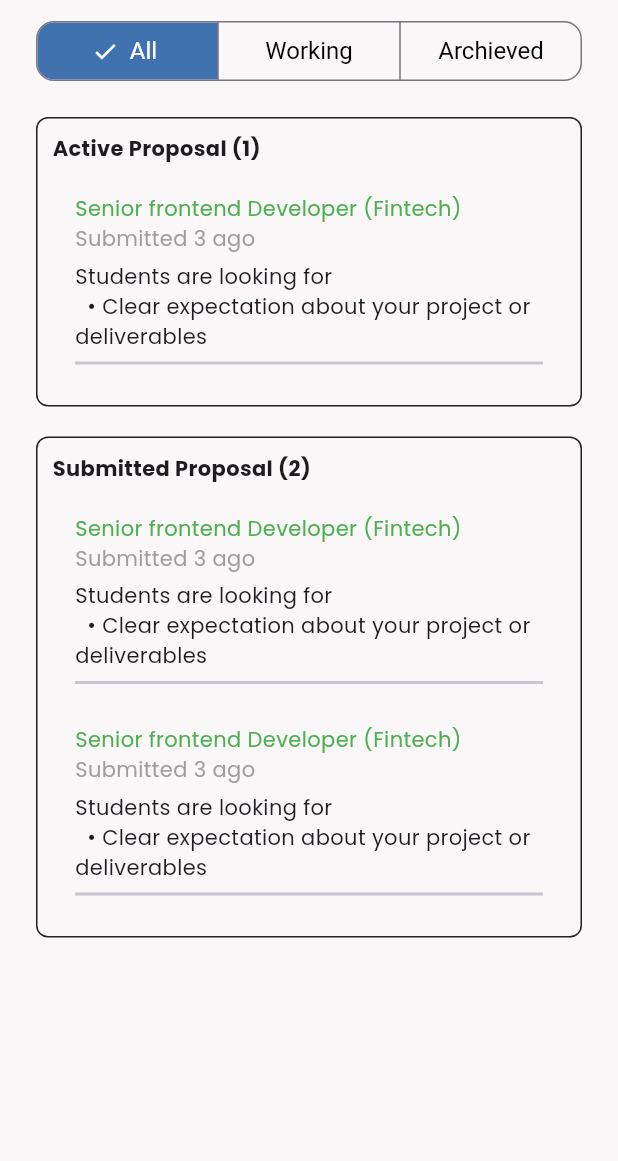
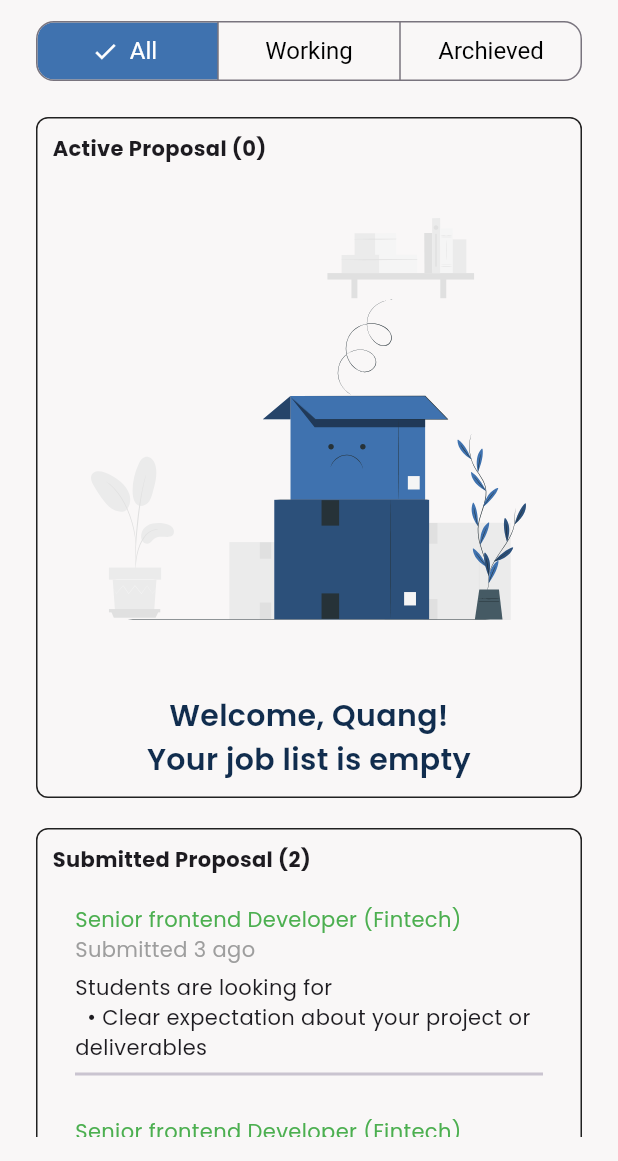
Before and after one commit to NguyenQuang179/amp_studenthub, a Flutter app: the screen it shows after launch, on a phone screen of 412 x 824 dp, the part 75-1236 px from its top. Run offline on Flutter 3.47's test engine with Material 3 defaults, Android fonts, the phone set to English and light mode, and no system bars; our stand-ins replace dotted_border, dropdown_button2, file_picker, flutter_custom_clippers, flutter_svg, font_awesome_flutter and 2 more; missing offline and left inert: omni_datetime_picker.

Commit message:
Done Tabs

```diff
--- a/lib/screens/student_dashboard.dart
+++ b/lib/screens/student_dashboard.dart
@@ -2,6 +2,7 @@ import 'package:amp_studenthub/configs/constant.dart';
 import 'package:flutter/cupertino.dart';
 import 'package:flutter/material.dart';
 import 'package:flutter/widgets.dart';
+import 'package:flutter_svg/svg.dart';
 
 class StudentDashboard extends StatefulWidget {
   const StudentDashboard({super.key});
@@ -16,12 +17,12 @@ class _StudentDashboardState extends State<StudentDashboard>
   List<String> tabHeader = ['All', 'Working', 'Archieved'];
 
   List<Map<String, dynamic>> activeProposalList = [
-    {
-      'name': 'Senior frontend Developer (Fintech)',
-      'lastSubmitted': '3',
-      'description':
-          'Students are looking for \n \t\u2022 Clear expectation about your project or deliverables'
-    }
+    // {
+    //   'name': 'Senior frontend Developer (Fintech)',
+    //   'lastSubmitted': '3',
+    //   'description':
+    //       'Students are looking for \n \t\u2022 Clear expectation about your project or deliverables'
+    // }
   ];
   List<Map<String, dynamic>> submittedProposalList = [
     {
@@ -215,7 +216,8 @@ class _AllProjectContainerState extends State<AllProjectContainer>
 
   @override
   Widget build(BuildContext context) {
-    return Column(
+    return SingleChildScrollView(
+      child: Column(
         children: [
           Container(
             decoration: BoxDecoration(
@@ -232,6 +234,32 @@ class _AllProjectContainerState extends State<AllProjectContainer>
                 const SizedBox(
                   height: 10,
                 ),
+                if (widget.activeProposalList.isEmpty)
+                  Column(
+                    children: [
+                      Container(
+                        alignment: Alignment.center,
+                        child: SvgPicture.asset(
+                          'assets/empty.svg',
+                          height: 320,
+                          fit: BoxFit.contain,
+                        ),
+                      ),
+                      Container(
+                        margin: const EdgeInsets.only(top: 24),
+                        child: const Text(
+                          "Welcome, Quang!\nYour job list is empty",
+                          style: TextStyle(
+                            color: Constant.secondaryColor,
+                            fontWeight: FontWeight.w600,
+                            fontSize: 20,
+                          ),
+                          textAlign: TextAlign.center,
+                        ),
+                      )
+                    ],
+                  )
+                else
                   ...widget.activeProposalList.asMap().entries.map((entry) {
                     final index = entry.key;
                     final project = entry.value;
@@ -355,6 +383,7 @@ class _AllProjectContainerState extends State<AllProjectContainer>
             ),
           ),
         ],
+      ),
     );
   }
 }
```
Lines whose indentation alone changed are shown as unchanged.
